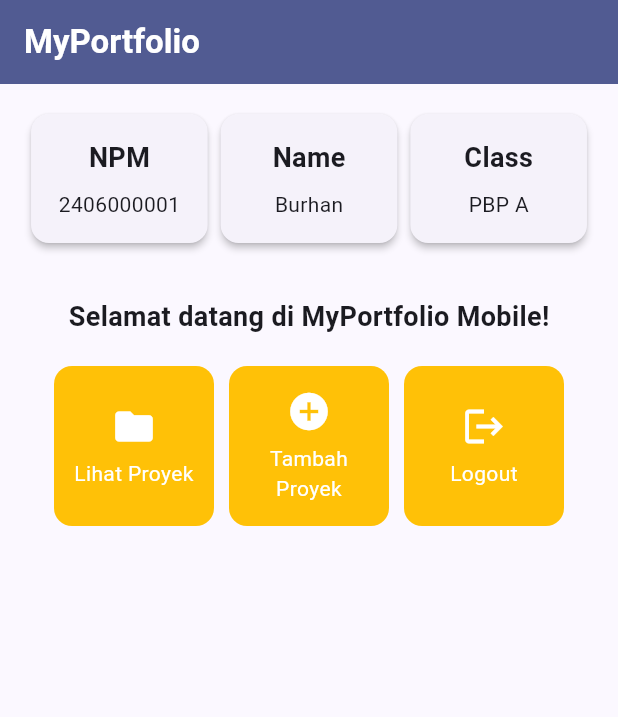
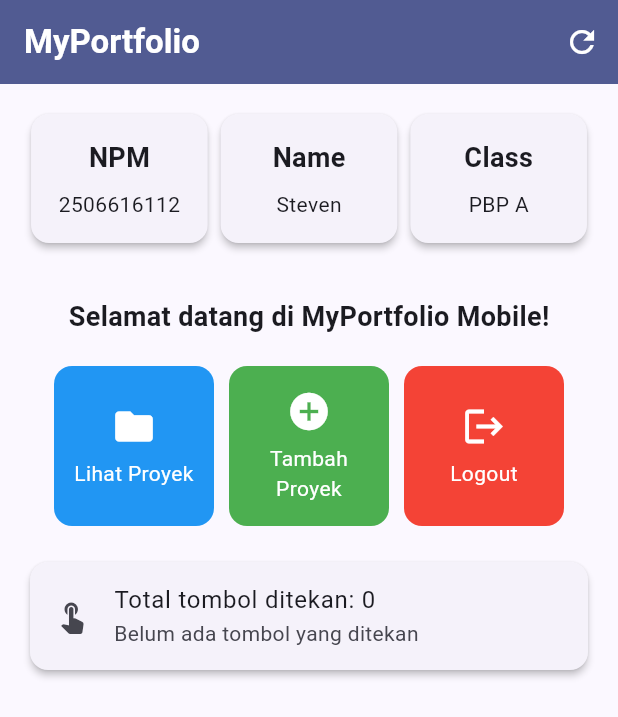
Before and after one commit to tipen7/myportofolio_mobile, a Flutter app: the screen it shows after launch, on a phone screen of 412 x 824 dp. Shown: the top 717 px of the screen. Run offline on Flutter 3.47's test engine with Material 3 defaults, Android fonts, the phone set to English and light mode, and no system bars.

Commit message:
feat(tugas): finished Tugas 7

```diff
--- a/lib/main.dart
+++ b/lib/main.dart
@@ -18,7 +18,7 @@ class MyApp extends StatelessWidget {
           ),
           useMaterial3: true,
       ),
-      home: MyHomePage(),
+      home: const MyHomePage(),
     );
   }
 }
--- a/lib/menu.dart
+++ b/lib/menu.dart
@@ -1,38 +1,74 @@
 import 'package:flutter/material.dart';
 
-class MyHomePage extends StatelessWidget {
-  MyHomePage({super.key});
+class MyHomePage extends StatefulWidget {
+  const MyHomePage({super.key});
 
-  final String npm = "2406000001";
-  final String nama = "Burhan";
+  @override
+  State<MyHomePage> createState() => _MyHomePageState();
+}
+
+class _MyHomePageState extends State<MyHomePage> {
+  final String npm = "2506616112";
+  final String nama = "Steven";
   final String kelas = "PBP A";
 
-  final List<ItemHomepage> items = [
-    ItemHomepage("Lihat Proyek", Icons.folder),
-    ItemHomepage("Tambah Proyek", Icons.add_circle),
-    ItemHomepage("Logout", Icons.logout),
+  // Setiap tombol memiliki warna unik: biru, hijau, dan merah.
+  final List<ItemHomepage> items = const [
+    ItemHomepage("Lihat Proyek", Icons.folder, Colors.blue),
+    ItemHomepage("Tambah Proyek", Icons.add_circle, Colors.green),
+    ItemHomepage("Logout", Icons.logout, Colors.red),
   ];
 
-  @override
+  // Interaktivitas tambahan: hitung total tekan & simpan tombol terakhir.
+  int _totalTaps = 0;
+  String? _lastPressed;
+
+  void _onItemTap(ItemHomepage item) {
+    setState(() {
+      _totalTaps++;
+      _lastPressed = item.name;
+    });
+
+    ScaffoldMessenger.of(context)
+      ..hideCurrentSnackBar()
+      ..showSnackBar(
+        SnackBar(
+          backgroundColor: item.color,
+          behavior: SnackBarBehavior.floating,
+          content: Text("Kamu telah menekan tombol ${item.name}!"),
+        ),
+      );
+  }
+
+  void _resetCounter() {
+    setState(() {
+      _totalTaps = 0;
+      _lastPressed = null;
+    });
+  }
+
   @override
   Widget build(BuildContext context) {
-    // Scaffold menyediakan struktur visual dasar halaman (AppBar, Body, SnackBar).
     return Scaffold(
-      // AppBar menampilkan bar bagian atas halaman aplikasi.
       appBar: AppBar(
         title: const Text(
           'MyPortfolio',
           style: TextStyle(color: Colors.white, fontWeight: FontWeight.bold),
         ),
         backgroundColor: Theme.of(context).colorScheme.primary,
+        actions: [
+          IconButton(
+            tooltip: 'Reset penghitung',
+            icon: const Icon(Icons.refresh, color: Colors.white),
+            onPressed: _resetCounter,
           ),
-      // Body halaman utama dengan padding di sekelilingnya.
-      body: Padding(
+        ],
+      ),
+      body: SingleChildScrollView(
         padding: const EdgeInsets.all(16.0),
         child: Column(
           crossAxisAlignment: CrossAxisAlignment.center,
           children: [
-            // Baris horizontal untuk menampilkan 3 InfoCard secara sejajar.
             Row(
               mainAxisAlignment: MainAxisAlignment.spaceEvenly,
               children: [
@@ -41,40 +77,27 @@ class MyHomePage extends StatelessWidget {
                 InfoCard(title: 'Class', content: kelas),
               ],
             ),
-
             const SizedBox(height: 16.0),
-
-            // Bagian tengah: pesan sambutan dan kisi tombol menu portofolio.
-            Center(
-              child: Column(
-                children: [
             const Padding(
               padding: EdgeInsets.only(top: 16.0),
               child: Text(
                 'Selamat datang di MyPortfolio Mobile!',
-                      style: TextStyle(
-                        fontWeight: FontWeight.bold,
-                        fontSize: 18.0,
+                style: TextStyle(fontWeight: FontWeight.bold, fontSize: 18.0),
               ),
             ),
-                  ),
-
-                  // GridView menampilkan kartu tombol dalam tata letak kisi 3 kolom.
             GridView.count(
-                    primary: true,
+              primary: false,
               padding: const EdgeInsets.all(20),
               crossAxisSpacing: 10,
               mainAxisSpacing: 10,
               crossAxisCount: 3,
-                    // shrinkWrap agar ukuran kisi menyesuaikan tinggi konten anak.
               shrinkWrap: true,
-                    children: items.map((ItemHomepage item) {
-                      return ItemCard(item);
-                    }).toList(),
+              children: items
+                  .map((item) => ItemCard(item, onTap: () => _onItemTap(item)))
+                  .toList(),
             ),
-                ],
-              ),
-            ),
+            // Widget tambahan: ringkasan aktivitas tombol.
+            ActivityCard(totalTaps: _totalTaps, lastPressed: _lastPressed),
           ],
         ),
       ),
@@ -116,33 +139,25 @@ class InfoCard extends StatelessWidget {
 class ItemHomepage {
   final String name;
   final IconData icon;
+  final Color color;
 
-  ItemHomepage(this.name, this.icon);
+  const ItemHomepage(this.name, this.icon, this.color);
 }
 
 class ItemCard extends StatelessWidget {
   final ItemHomepage item;
+  final VoidCallback onTap;
 
-  const ItemCard(this.item, {super.key});
+  const ItemCard(this.item, {super.key, required this.onTap});
 
   @override
   Widget build(BuildContext context) {
     return Material(
-      // Menggunakan warna sekunder dari skema tema aplikasi.
-      color: Theme.of(context).colorScheme.secondary,
+      color: item.color,
       borderRadius: BorderRadius.circular(12),
       child: InkWell(
-        // Aksi ketika kartu ditekan oleh pengguna.
-        onTap: () {
-          // Menampilkan SnackBar dengan pesan interaktif.
-          ScaffoldMessenger.of(context)
-            ..hideCurrentSnackBar()
-            ..showSnackBar(
-              SnackBar(
-                content: Text("Kamu telah menekan tombol ${item.name}!"),
-              ),
-            );
-        },
+        borderRadius: BorderRadius.circular(12),
+        onTap: onTap,
         child: Container(
           padding: const EdgeInsets.all(8),
           child: Center(
@@ -164,3 +179,26 @@ class ItemCard extends StatelessWidget {
     );
   }
 }
+
+class ActivityCard extends StatelessWidget {
+  final int totalTaps;
+  final String? lastPressed;
+
+  const ActivityCard({super.key, required this.totalTaps, this.lastPressed});
+
+  @override
+  Widget build(BuildContext context) {
+    return Card(
+      elevation: 2.0,
+      child: ListTile(
+        leading: const Icon(Icons.touch_app),
+        title: Text('Total tombol ditekan: $totalTaps'),
+        subtitle: Text(
+          lastPressed == null
+              ? 'Belum ada tombol yang ditekan'
+              : 'Terakhir: $lastPressed',
+        ),
+      ),
+    );
+  }
+}
```
Also changed, not shown: 1 other file. Lines whose indentation alone changed are shown as unchanged.
